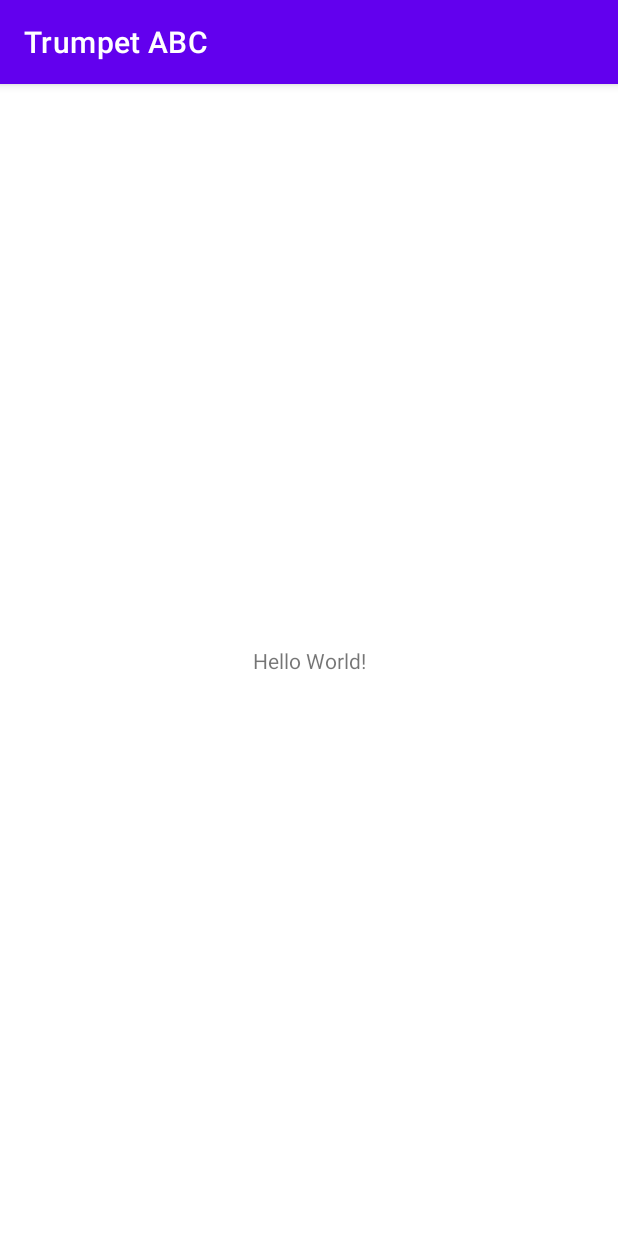
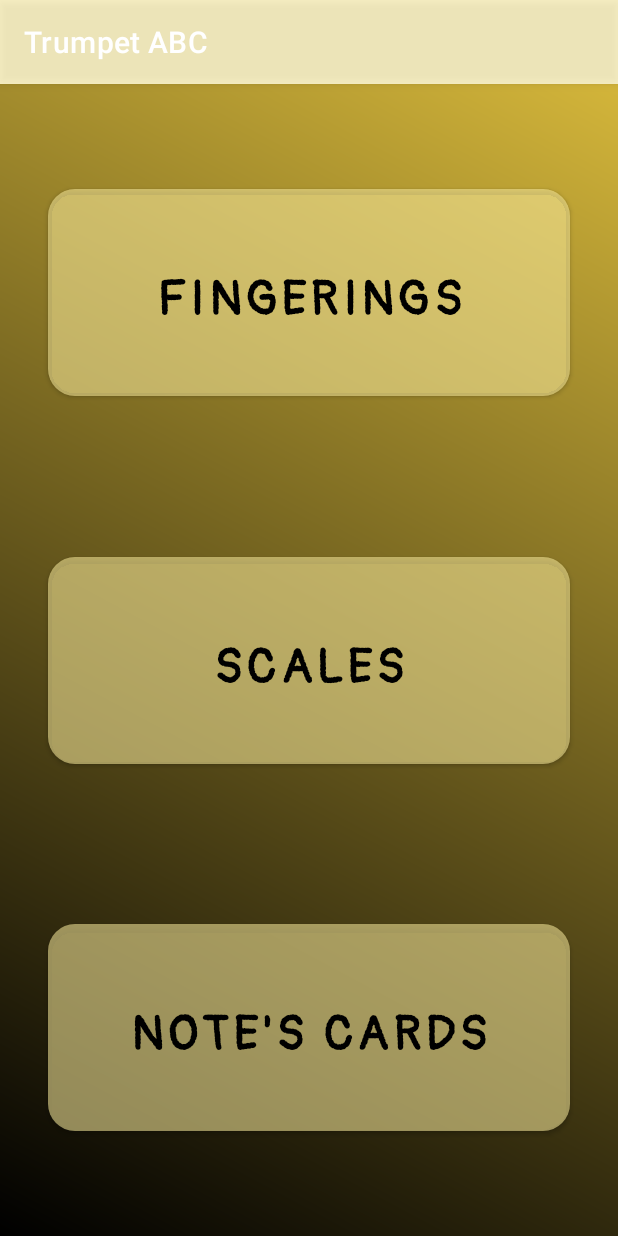
Before and after one commit to Dekram/TrumpetABC, an Android app: the screen it shows after launch (MainActivity), on a phone screen of 412 x 824 dp. Run offline under Robolectric (Android 15) with nearby library versions, the phone set to English and light mode, and no system bars.

Commit message:
Add main menu, background gradient. Adjust style for main menu. Add font to project.

```diff
--- /dev/null
+++ b/app/src/main/res/drawable/background_gradient.xml
@@ -0,0 +1,8 @@
+<?xml version="1.0" encoding="utf-8"?>
+<shape xmlns:android="http://schemas.android.com/apk/res/android">
+    <gradient
+        android:type="linear"
+        android:angle="45"
+        android:startColor="@color/start_color"
+        android:endColor="@color/end_color"/>
+</shape>
--- a/app/src/main/res/layout/activity_main.xml
+++ b/app/src/main/res/layout/activity_main.xml
@@ -4,15 +4,60 @@
     xmlns:tools="http://schemas.android.com/tools"
     android:layout_width="match_parent"
     android:layout_height="match_parent"
+    android:background="@drawable/background_gradient"
     tools:context=".MainActivity">
 
-    <TextView
-        android:layout_width="wrap_content"
-        android:layout_height="wrap_content"
-        android:text="Hello World!"
-        app:layout_constraintBottom_toBottomOf="parent"
+    <Button
+        android:id="@+id/button"
+        android:layout_width="match_parent"
+        android:layout_height="150dp"
+        android:layout_marginStart="32dp"
+        android:layout_marginTop="64dp"
+        android:layout_marginEnd="32dp"
+        android:fontFamily="@font/pangolin"
+        android:text="fingerings"
+        android:textColor="@color/black"
+        android:textSize="32dp"
+        android:textStyle="bold"
+        app:cornerRadius="18dp"
         app:layout_constraintEnd_toEndOf="parent"
+        app:layout_constraintHorizontal_bias="0.495"
         app:layout_constraintStart_toStartOf="parent"
         app:layout_constraintTop_toTopOf="parent" />
 
+    <Button
+        android:id="@+id/button2"
+        android:layout_width="match_parent"
+        android:layout_height="150dp"
+        android:layout_marginStart="32dp"
+        android:layout_marginEnd="32dp"
+        android:fontFamily="@font/pangolin"
+        android:text="scales"
+        android:textColor="@color/black"
+        android:textSize="32dp"
+        android:textStyle="bold"
+        app:cornerRadius="18dp"
+        app:layout_constraintBottom_toTopOf="@+id/button3"
+        app:layout_constraintEnd_toEndOf="parent"
+        app:layout_constraintHorizontal_bias="0.504"
+        app:layout_constraintStart_toStartOf="parent"
+        app:layout_constraintTop_toBottomOf="@+id/button" />
+
+    <Button
+        android:id="@+id/button3"
+        android:layout_width="match_parent"
+        android:layout_height="150dp"
+        android:layout_marginStart="32dp"
+        android:layout_marginEnd="32dp"
+        android:layout_marginBottom="64dp"
+        android:fontFamily="@font/pangolin"
+        android:text="note's cards"
+        android:textColor="@color/black"
+        android:textSize="32dp"
+        android:textStyle="bold"
+        app:cornerRadius="18dp"
+        app:layout_constraintBottom_toBottomOf="parent"
+        app:layout_constraintEnd_toEndOf="parent"
+        app:layout_constraintHorizontal_bias="0.504"
+        app:layout_constraintStart_toStartOf="parent" />
 </androidx.constraintlayout.widget.ConstraintLayout>
--- a/app/src/main/res/values/colors.xml
+++ b/app/src/main/res/values/colors.xml
@@ -1,10 +1,12 @@
 <?xml version="1.0" encoding="utf-8"?>
 <resources>
-    <color name="purple_200">#FFBB86FC</color>
+    <color name="primaryColor">#90F6E89B</color>
     <color name="purple_500">#FF6200EE</color>
     <color name="purple_700">#FF3700B3</color>
     <color name="teal_200">#FF03DAC5</color>
     <color name="teal_700">#FF018786</color>
     <color name="black">#FF000000</color>
     <color name="white">#FFFFFFFF</color>
+    <color name="start_color">#000000</color>
+    <color name="end_color">#D3B53A</color>
 </resources>
--- a/app/src/main/res/values/themes.xml
+++ b/app/src/main/res/values/themes.xml
@@ -2,7 +2,7 @@
     <!-- Base application theme. -->
     <style name="Theme.TrumpetABC" parent="Theme.MaterialComponents.DayNight.DarkActionBar">
         <!-- Primary brand color. -->
-        <item name="colorPrimary">@color/purple_500</item>
+        <item name="colorPrimary">@color/primaryColor</item>
         <item name="colorPrimaryVariant">@color/purple_700</item>
         <item name="colorOnPrimary">@color/white</item>
         <!-- Secondary brand color. -->
```
Also changed, not shown: app/src/main/res/font/pangolin.ttf (added).
